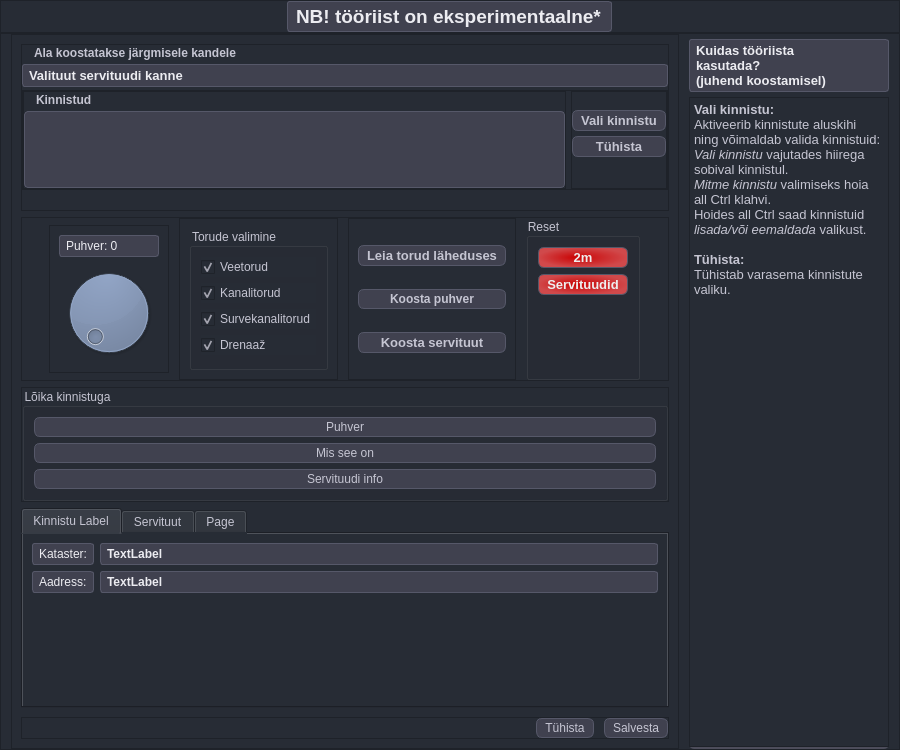
Old version of the form mailabl-qgis/Functions/Easements/widgets/Servituut.ui in the repository TuloliKalver/mailabl-qgis.
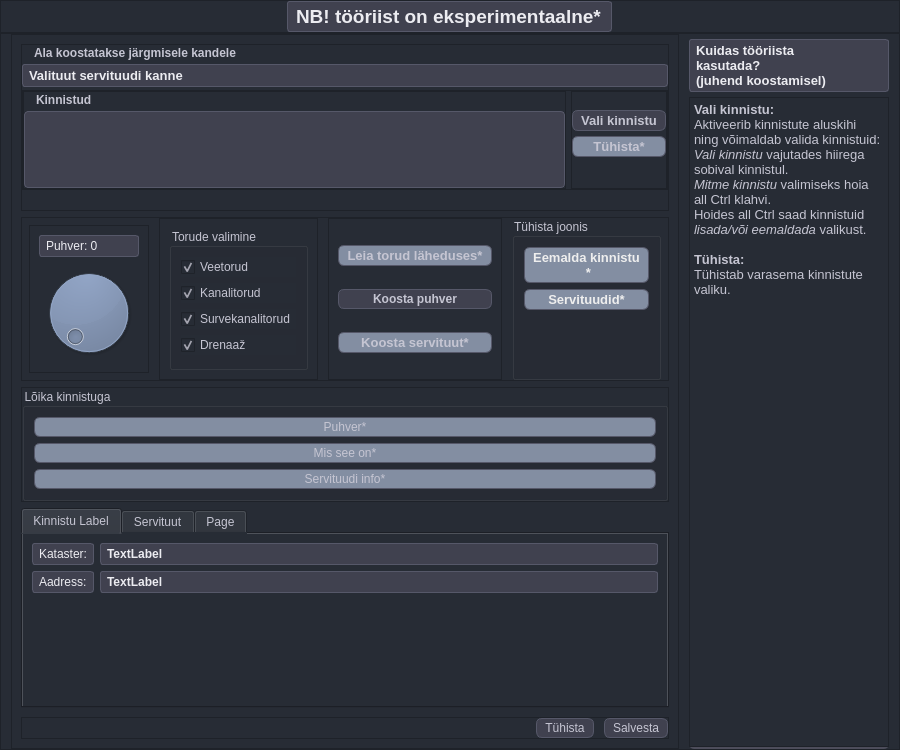
New version of the form. Icons and pictures are not drawn.

What changed in the file:
```diff
--- a/mailabl-qgis/Functions/Easements/widgets/Servituut.ui
+++ b/mailabl-qgis/Functions/Easements/widgets/Servituut.ui
@@ -451,8 +451,11 @@
                       <bold>true</bold>
                      </font>
                     </property>
+                    <property name="styleSheet">
+                     <string notr="true">background-color: rgb(131, 142, 162);</string>
+                    </property>
                     <property name="text">
-                     <string>Tühista</string>
+                     <string>Tühista*</string>
                     </property>
                     <property name="icon">
                      <iconset>
@@ -658,8 +661,11 @@
                    <bold>true</bold>
                   </font>
                  </property>
+                 <property name="styleSheet">
+                  <string notr="true">background-color: rgb(131, 142, 162);</string>
+                 </property>
                  <property name="text">
-                  <string>Leia torud läheduses</string>
+                  <string>Leia torud läheduses*</string>
                  </property>
                 </widget>
                </item>
@@ -689,8 +695,11 @@
                    <bold>true</bold>
                   </font>
                  </property>
+                 <property name="styleSheet">
+                  <string notr="true">background-color: rgb(131, 142, 162);</string>
+                 </property>
                  <property name="text">
-                  <string>Koosta servituut</string>
+                  <string>Koosta servituut*</string>
                  </property>
                  <property name="icon">
                   <iconset>
@@ -710,7 +719,7 @@
             <item>
              <widget class="QGroupBox" name="groupBox_5">
               <property name="title">
-               <string>Reset</string>
+               <string>Tühista joonis</string>
               </property>
               <layout class="QVBoxLayout" name="verticalLayout_2">
                <item>
@@ -724,8 +733,12 @@
                    <bold>true</bold>
                   </font>
                  </property>
+                 <property name="styleSheet">
+                  <string notr="true">background-color: rgb(131, 142, 162);</string>
+                 </property>
                  <property name="text">
-                  <string>2m</string>
+                  <string>Eemalda kinnistu 
+ *</string>
                  </property>
                 </widget>
                </item>
@@ -738,8 +751,11 @@
                    <bold>true</bold>
                   </font>
                  </property>
+                 <property name="styleSheet">
+                  <string notr="true">background-color: rgb(131, 142, 162);</string>
+                 </property>
                  <property name="text">
-                  <string>Servituudid</string>
+                  <string>Servituudid*</string>
                  </property>
                 </widget>
                </item>
@@ -807,22 +823,31 @@
               <layout class="QVBoxLayout" name="verticalLayout_4">
                <item>
                 <widget class="QPushButton" name="pushButton_5">
+                 <property name="styleSheet">
+                  <string notr="true">background-color: rgb(131, 142, 162);</string>
+                 </property>
                  <property name="text">
-                  <string>Puhver</string>
+                  <string>Puhver*</string>
                  </property>
                 </widget>
                </item>
                <item>
                 <widget class="QPushButton" name="pbKinnistuAndmed">
+                 <property name="styleSheet">
+                  <string notr="true">background-color: rgb(131, 142, 162);</string>
+                 </property>
                  <property name="text">
-                  <string>Mis see on</string>
+                  <string>Mis see on*</string>
                  </property>
                 </widget>
                </item>
                <item>
                 <widget class="QPushButton" name="pbServituutInfo">
+                 <property name="styleSheet">
+                  <string notr="true">background-color: rgb(131, 142, 162);</string>
+                 </property>
                  <property name="text">
-                  <string>Servituudi info</string>
+                  <string>Servituudi info*</string>
                  </property>
                 </widget>
                </item>
```
Left out of the diff: 2 changed lines with no effect on the pictures.
